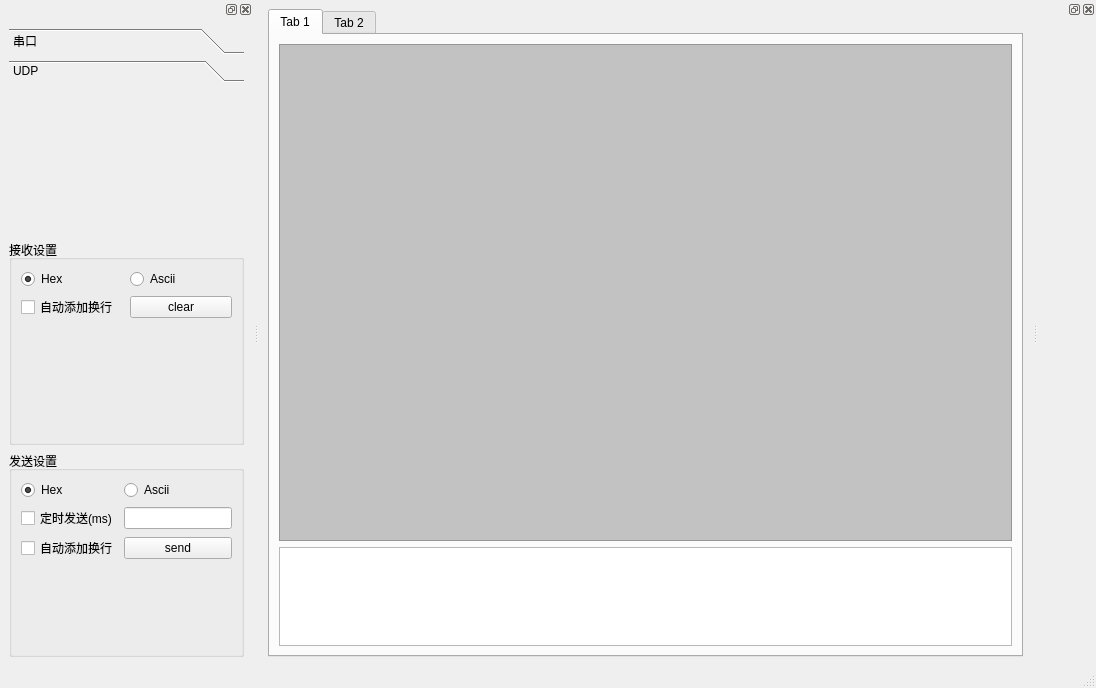
Qt form src/mainwindow.ui (kdurant/qt_tools) before a commit.
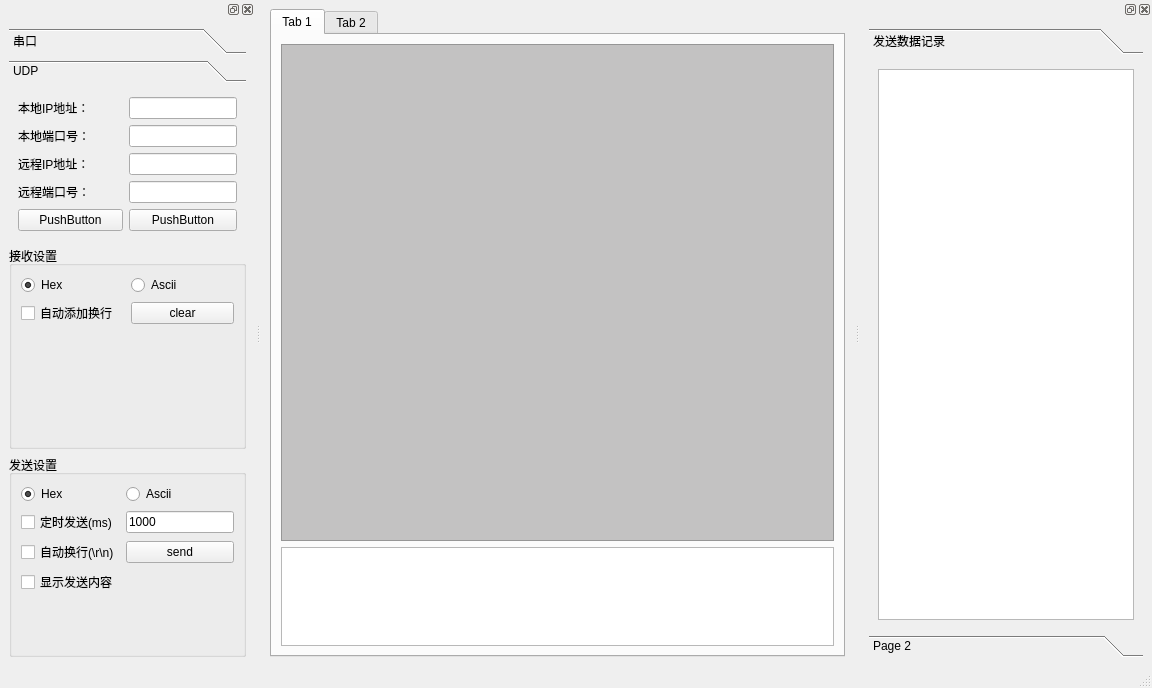
The same form after that commit. The open tabs and pages were chosen to show the change.

What changed in the file:
```diff
--- a/src/mainwindow.ui
+++ b/src/mainwindow.ui
@@ -6,7 +6,7 @@
    <rect>
     <x>0</x>
     <y>0</y>
-    <width>1096</width>
+    <width>1152</width>
     <height>688</height>
    </rect>
   </property>
@@ -14,7 +14,7 @@
    <string>MainWindow</string>
   </property>
   <widget class="QWidget" name="centralwidget">
-   <layout class="QHBoxLayout" name="horizontalLayout" stretch="2">
+   <layout class="QHBoxLayout" name="horizontalLayout" stretch="0">
     <item>
      <widget class="QTabWidget" name="tabWidget">
       <property name="currentIndex">
@@ -62,7 +62,48 @@
    <attribute name="dockWidgetArea">
     <number>2</number>
    </attribute>
-   <widget class="QWidget" name="dockWidgetContents"/>
+   <widget class="QWidget" name="dockWidgetContents">
+    <layout class="QVBoxLayout" name="verticalLayout_3">
+     <item>
+      <widget class="QToolBox" name="toolBox_2">
+       <property name="currentIndex">
+        <number>0</number>
+       </property>
+       <widget class="QWidget" name="page">
+        <property name="geometry">
+         <rect>
+          <x>0</x>
+          <y>0</y>
+          <width>220</width>
+          <height>551</height>
+         </rect>
+        </property>
+        <attribute name="label">
+         <string>发送数据记录</string>
+        </attribute>
+        <layout class="QVBoxLayout" name="verticalLayout_4">
+         <item>
+          <widget class="QListWidget" name="listWidget_sendHistory"/>
+         </item>
+        </layout>
+       </widget>
+       <widget class="QWidget" name="page_2">
+        <property name="geometry">
+         <rect>
+          <x>0</x>
+          <y>0</y>
+          <width>220</width>
+          <height>551</height>
+         </rect>
+        </property>
+        <attribute name="label">
+         <string>Page 2</string>
+        </attribute>
+       </widget>
+      </widget>
+     </item>
+    </layout>
+   </widget>
   </widget>
   <widget class="QDockWidget" name="dockWidget_left">
    <attribute name="dockWidgetArea">
@@ -188,13 +229,109 @@
          <rect>
           <x>0</x>
           <y>0</y>
-          <width>259</width>
-          <height>145</height>
+          <width>266</width>
+          <height>155</height>
          </rect>
         </property>
         <attribute name="label">
          <string>UDP</string>
         </attribute>
+        <layout class="QGridLayout" name="gridLayout_4">
+         <item row="4" column="1">
+          <widget class="QLineEdit" name="lineEdit_3">
+           <property name="sizePolicy">
+            <sizepolicy hsizetype="Preferred" vsizetype="Fixed">
+             <horstretch>0</horstretch>
+             <verstretch>0</verstretch>
+            </sizepolicy>
+           </property>
+          </widget>
+         </item>
+         <item row="5" column="0">
+          <widget class="QLabel" name="label_6">
+           <property name="text">
+            <string>远程端口号：</string>
+           </property>
+          </widget>
+         </item>
+         <item row="3" column="1">
+          <widget class="QLineEdit" name="lineEdit_2">
+           <property name="sizePolicy">
+            <sizepolicy hsizetype="Preferred" vsizetype="Fixed">
+             <horstretch>0</horstretch>
+             <verstretch>0</verstretch>
+            </sizepolicy>
+           </property>
+          </widget>
+         </item>
+         <item row="0" column="0">
+          <widget class="QLabel" name="label_4">
+           <property name="text">
+            <string>本地IP地址：</string>
+           </property>
+          </widget>
+         </item>
+         <item row="3" column="0">
+          <widget class="QLabel" name="label_3">
+           <property name="text">
+            <string>本地端口号：</string>
+           </property>
+          </widget>
+         </item>
+         <item row="4" column="0">
+          <widget class="QLabel" name="label_5">
+           <property name="text">
+            <string>远程IP地址：</string>
+           </property>
+          </widget>
+         </item>
+         <item row="6" column="0">
+          <widget class="QPushButton" name="pushButton">
+           <property name="sizePolicy">
+            <sizepolicy hsizetype="Preferred" vsizetype="Fixed">
+             <horstretch>0</horstretch>
+             <verstretch>0</verstretch>
+            </sizepolicy>
+           </property>
+           <property name="text">
+            <string>PushButton</string>
+           </property>
+          </widget>
+         </item>
+         <item row="6" column="1">
+          <widget class="QPushButton" name="pushButton_2">
+           <property name="sizePolicy">
+            <sizepolicy hsizetype="Preferred" vsizetype="Fixed">
+             <horstretch>0</horstretch>
+             <verstretch>0</verstretch>
+            </sizepolicy>
+           </property>
+           <property name="text">
+            <string>PushButton</string>
+           </property>
+          </widget>
+         </item>
+         <item row="5" column="1">
+          <widget class="QLineEdit" name="lineEdit_4">
+           <property name="sizePolicy">
+            <sizepolicy hsizetype="Preferred" vsizetype="Fixed">
+             <horstretch>0</horstretch>
+             <verstretch>0</verstretch>
+            </sizepolicy>
+           </property>
+          </widget>
+         </item>
+         <item row="0" column="1">
+          <widget class="QLineEdit" name="lineEdit">
+           <property name="sizePolicy">
+            <sizepolicy hsizetype="Preferred" vsizetype="Fixed">
+             <horstretch>0</horstretch>
+             <verstretch>0</verstretch>
+            </sizepolicy>
+           </property>
+          </widget>
+         </item>
+        </layout>
        </widget>
       </widget>
      </item>
@@ -269,50 +406,6 @@
         <string>发送设置</string>
        </property>
        <layout class="QGridLayout" name="gridLayout_3">
-        <item row="3" column="0">
-         <spacer name="verticalSpacer">
-          <property name="orientation">
-           <enum>Qt::Vertical</enum>
-          </property>
-          <property name="sizeHint" stdset="0">
-           <size>
-            <width>20</width>
-            <height>40</height>
-           </size>
-          </property>
-         </spacer>
-        </item>
-        <item row="0" column="0">
-         <widget class="QRadioButton" name="rbt_sendHexFormat">
-          <property name="text">
-           <string>Hex</string>
-          </property>
-          <property name="checked">
-           <bool>true</bool>
-          </property>
-         </widget>
-        </item>
-        <item row="2" column="0">
-         <widget class="QCheckBox" name="checkBox">
-          <property name="text">
-           <string>自动添加换行</string>
-          </property>
-         </widget>
-        </item>
-        <item row="0" column="1">
-         <widget class="QRadioButton" name="rbt_sendAsciiFormat">
-          <property name="text">
-           <string>Ascii</string>
-          </property>
-         </widget>
-        </item>
-        <item row="2" column="1">
-         <widget class="QPushButton" name="bt_serialSend">
-          <property name="text">
-           <string>send</string>
-          </property>
-         </widget>
-        </item>
         <item row="1" column="0">
          <widget class="QCheckBox" name="checkBox_3">
           <property name="text">
@@ -320,13 +413,67 @@
           </property>
          </widget>
         </item>
+        <item row="2" column="0">
+         <widget class="QCheckBox" name="checkBox_sendAddNewLine">
+          <property name="text">
+           <string>自动换行(\r\n)</string>
+          </property>
+         </widget>
+        </item>
+        <item row="0" column="1">
+         <widget class="QRadioButton" name="rbtn_sendAsciiFormat">
+          <property name="text">
+           <string>Ascii</string>
+          </property>
+         </widget>
+        </item>
+        <item row="4" column="0">
+         <spacer name="verticalSpacer">
+          <property name="orientation">
+           <enum>Qt::Vertical</enum>
+          </property>
+          <property name="sizeHint" stdset="0">
+           <size>
+            <width>20</width>
+            <height>40</height>
+           </size>
+          </property>
+         </spacer>
+        </item>
+        <item row="0" column="0">
+         <widget class="QRadioButton" name="rbtn_sendHexFormat">
+          <property name="text">
+           <string>Hex</string>
+          </property>
+          <property name="checked">
+           <bool>true</bool>
+          </property>
+         </widget>
+        </item>
+        <item row="2" column="1">
+         <widget class="QPushButton" name="btn_sendData">
+          <property name="text">
+           <string>send</string>
+          </property>
+         </widget>
+        </item>
         <item row="1" column="1">
-         <widget class="QLineEdit" name="lineEdit">
+         <widget class="QLineEdit" name="lineEdit_sendCyclicTime">
           <property name="sizePolicy">
            <sizepolicy hsizetype="Preferred" vsizetype="Fixed">
             <horstretch>0</horstretch>
             <verstretch>0</verstretch>
            </sizepolicy>
+          </property>
+          <property name="text">
+           <string>1000</string>
+          </property>
+         </widget>
+        </item>
+        <item row="3" column="0">
+         <widget class="QCheckBox" name="checkBox_sendShowContent">
+          <property name="text">
+           <string>显示发送内容</string>
           </property>
          </widget>
         </item>
```
Left out of the diff: 71 changed lines with no effect on the pictures.
